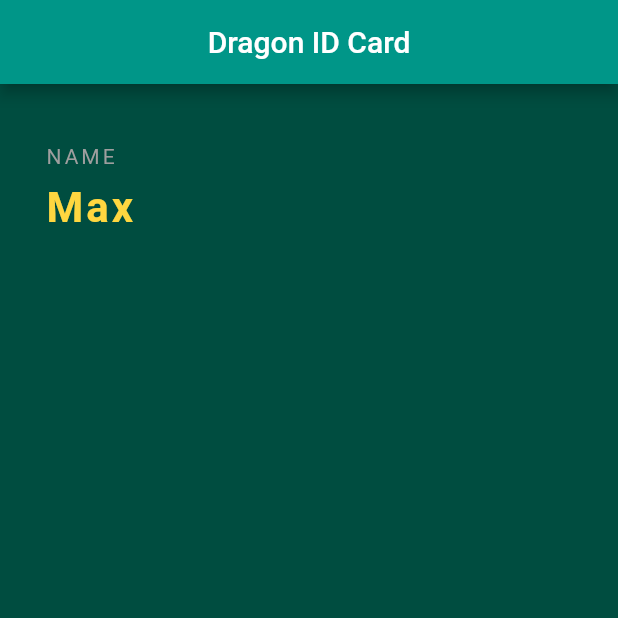
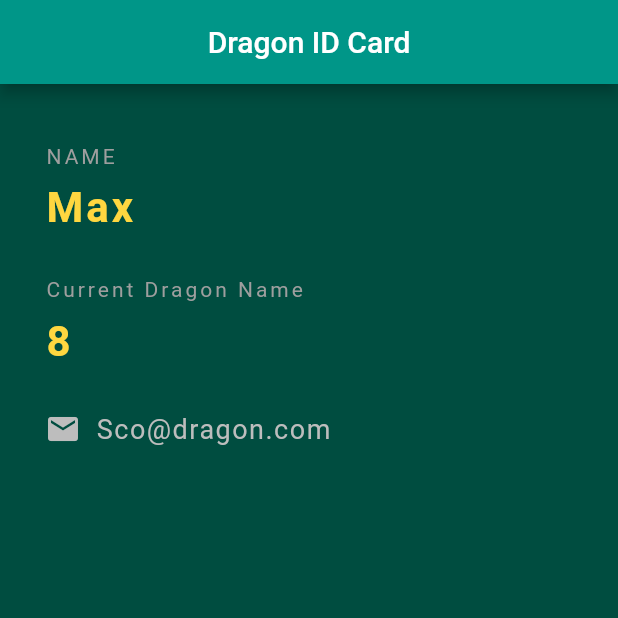
Before and after one commit to Thandohimself/dragon_id_app, a Flutter app: the screen it shows after launch, on a phone screen of 412 x 824 dp, the top half of it. Run offline on Flutter 3.47's test engine with Material 2 defaults, Android fonts, the phone set to English and light mode, and no system bars.

Commit message:
Added  dragon Text + icons

```diff
--- a/lib/main.dart
+++ b/lib/main.dart
@@ -31,6 +31,38 @@ class dragonCard extends StatelessWidget {
                   letterSpacing: 2.0,
                   fontSize: 28,
                   fontWeight: FontWeight.bold),
+            ),
+            SizedBox(height: 30),
+            Text(
+              'Current Dragon Name',
+              style: TextStyle(color: Colors.grey, letterSpacing: 2.0),
+            ),
+            SizedBox(height: 10),
+            Text(
+              '8',
+              style: TextStyle(
+                  color: Colors.amberAccent[200],
+                  letterSpacing: 2.0,
+                  fontSize: 28,
+                  fontWeight: FontWeight.bold),
+            ),
+            SizedBox(height: 30),
+            Row(
+              children: <Widget>[
+                Icon(
+                  Icons.email,
+                  color: Colors.grey[400],
+                ),
+                SizedBox(width: 10),
+                Text(
+                  'Sco@dragon.com',
+                  style: TextStyle(
+                    color: Colors.grey[400],
+                    fontSize: 18,
+                    letterSpacing: 1.0,
+                  ),
+                )
+              ],
             )
           ],
         ),
```
